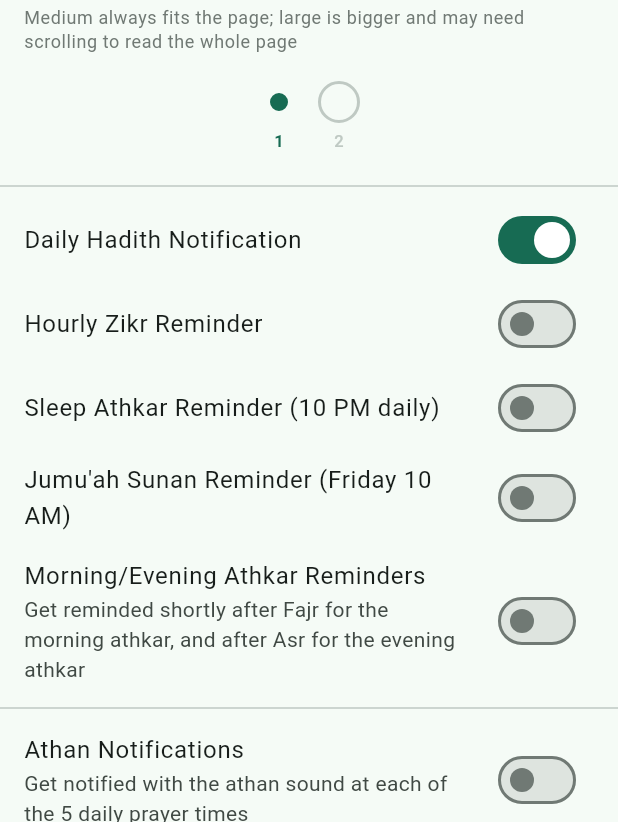
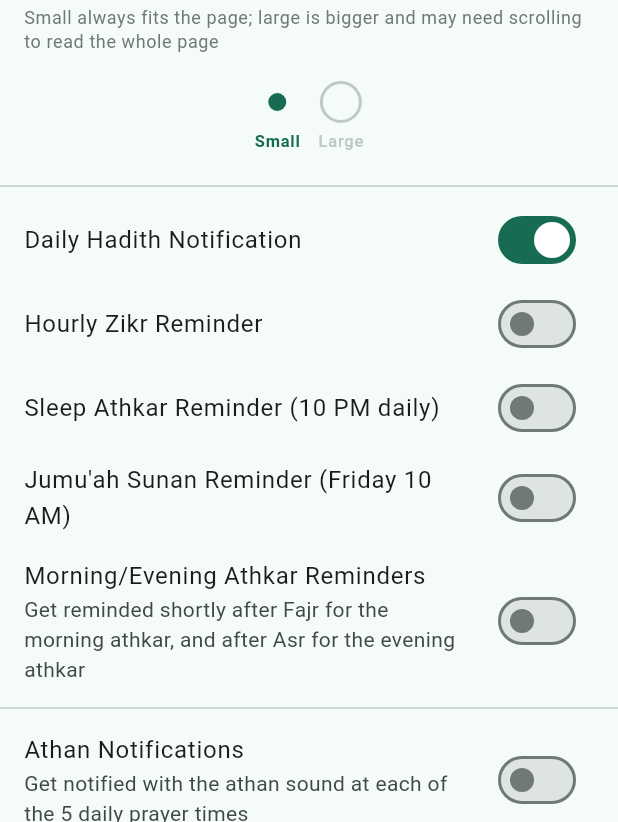
Before and after one commit to abdelrahmanalhajs/quran-app, a Flutter app: the SettingsScreen screen opened directly, on a phone screen of 412 x 824 dp, the part 414-1236 px from its top. Run offline on Flutter 3.47's test engine with Material 3 defaults, Android fonts, the phone set to English and light mode, and no system bars; our stand-ins replace audio_service, easy_localization, flutter_compass, flutter_local_notifications, flutter_timezone, geolocator and 5 more; missing offline and left inert: audio_session; accounts and stored records are empty; network calls fail; Roboto replaces fonts that are missing (Tajawal).

Commit message:
Rename Quran font sizes to Small/Large (translated) and grow Small to 60
Small now fills sparse Mushaf pages much more fully instead of leaving
empty space, while dense pages still auto-fit exactly as before (the
fit-to-page algorithm self-normalizes for content density). Which size
auto-fits is now looked up via a parallel kQuranFontSizeFitsPage flag
instead of comparing raw font values, so Small's size can be tuned
independently of Large without flipping which one scrolls.

Co-Authored-By: Claude Sonnet 4.6 <noreply@anthropic.com>

```diff
--- a/assets/translations/ar.json
+++ b/assets/translations/ar.json
@@ -84,7 +84,9 @@
     "theme_dark": "داكن",
     "theme_system": "النظام",
     "quran_font_size": "حجم خط القرآن",
-    "quran_font_size_hint": "الحجم المتوسط يُظهر الصفحة كاملة دون تمرير، أما الحجم الكبير فأكبر وقد يحتاج للتمرير لقراءة الصفحة كاملة",
+    "quran_font_size_hint": "الحجم الصغير يُظهر الصفحة كاملة دون تمرير، أما الحجم الكبير فأكبر وقد يحتاج للتمرير لقراءة الصفحة كاملة",
+    "quran_font_small": "صغير",
+    "quran_font_large": "كبير",
     "about": "حول التطبيق",
     "notifications": "إشعار حديث اليوم",
     "hourly_zikr": "تذكير بالذكر كل ساعة",
--- a/assets/translations/en.json
+++ b/assets/translations/en.json
@@ -84,7 +84,9 @@
     "theme_dark": "Dark",
     "theme_system": "System",
     "quran_font_size": "Quran Text Size",
-    "quran_font_size_hint": "Medium always fits the page; large is bigger and may need scrolling to read the whole page",
+    "quran_font_size_hint": "Small always fits the page; large is bigger and may need scrolling to read the whole page",
+    "quran_font_small": "Small",
+    "quran_font_large": "Large",
     "about": "About",
     "notifications": "Daily Hadith Notification",
     "hourly_zikr": "Hourly Zikr Reminder",
--- a/lib/screens/quran/surah_detail_screen.dart
+++ b/lib/screens/quran/surah_detail_screen.dart
@@ -934,14 +934,16 @@ class _MushafPageViewState extends State<_MushafPageView> {
       ],
     );
 
-    // Medium (the first of kQuranFontSizeSteps) must always fit without
-    // scrolling AND fill the full frame width and height — not just
-    // shrink-to-fit, which (see [_PageScaler]) leaves a narrow column with
-    // large empty margins on narrow phones, since uniformly scaling text
-    // that's already pinned to the full width down to fit the height also
-    // shrinks the width. Large skips all of that, since it's deliberately
-    // large enough to commonly overflow and is meant to be read by
-    // scrolling instead.
+    // Small must always fit without scrolling AND fill the full frame width
+    // and height — not just shrink-to-fit, which (see [_PageScaler]) leaves
+    // a narrow column with large empty margins on narrow phones, since
+    // uniformly scaling text that's already pinned to the full width down
+    // to fit the height also shrinks the width. Large skips all of that,
+    // since it's deliberately large enough to commonly overflow and is
+    // meant to be read by scrolling instead. Which tier fits-the-page is
+    // looked up via [kQuranFontSizeFitsPage] rather than comparing raw
+    // values, so Small's font size can be tuned independently of Large's
+    // without flipping which one scrolls.
     //
     // The frame itself is *always* the full screen size (via the Expanded
     // below) at every size, on phone or tablet, in any orientation — never
@@ -952,7 +954,9 @@ class _MushafPageViewState extends State<_MushafPageView> {
     // the same cream background beneath the text, the way a real Mushaf
     // page's last, partly-filled page looks, rather than empty space
     // floating the text away from the border on every side.
-    final allowScroll = widget.fontSize >= kQuranFontSizeSteps[1];
+    final fitsPage =
+        kQuranFontSizeFitsPage[quranFontSizeStepIndex(widget.fontSize)];
+    final allowScroll = !fitsPage;
     final innerArea = LayoutBuilder(
       builder: (context, constraints) {
         if (!allowScroll) {
--- a/lib/screens/settings/settings_screen.dart
+++ b/lib/screens/settings/settings_screen.dart
@@ -335,10 +335,10 @@ class _SettingsScreenState extends State<SettingsScreen> {
   }
 }
 
-/// 2 tappable dots (medium/large), growing in size left-to-right, for
+/// 2 tappable dots (Small/Large), growing in size left-to-right, for
 /// picking one of [kQuranFontSizeSteps] — a discrete "Aa" size picker
 /// instead of a continuous slider, since only these 2 sizes are meaningful
-/// here (medium fills the page without scrolling, large scrolls).
+/// here (Small fills the page without scrolling, Large scrolls).
 class _QuranFontSizeDots extends StatelessWidget {
   final double value;
   final ValueChanged<double> onChanged;
@@ -348,18 +348,12 @@ class _QuranFontSizeDots extends StatelessWidget {
   static const double _minDotSize = 12;
   static const double _maxDotSize = 28;
 
-  int get _selectedIndex {
-    var nearest = 0;
-    var nearestDiff = double.infinity;
-    for (var i = 0; i < kQuranFontSizeSteps.length; i++) {
-      final diff = (kQuranFontSizeSteps[i] - value).abs();
-      if (diff < nearestDiff) {
-        nearestDiff = diff;
-        nearest = i;
-      }
-    }
-    return nearest;
-  }
+  static const _labelKeys = [
+    'settings.quran_font_small',
+    'settings.quran_font_large',
+  ];
+
+  int get _selectedIndex => quranFontSizeStepIndex(value);
 
   @override
   Widget build(BuildContext context) {
@@ -417,7 +411,7 @@ class _QuranFontSizeDots extends StatelessWidget {
             ),
             const SizedBox(height: 4),
             Text(
-              '${index + 1}',
+              _labelKeys[index].tr(),
               style: Theme.of(context).textTheme.labelSmall?.copyWith(
                 color: isSelected ? color : unselectedColor,
                 fontWeight: isSelected ? FontWeight.bold : null,
--- a/lib/state/settings_provider.dart
+++ b/lib/state/settings_provider.dart
@@ -7,13 +7,34 @@ import '../core/constants/reciters.dart';
 /// default since it matches the look of a real Quran page.
 enum QuranViewMode { page, list }
 
-/// The 2 selectable Quran text sizes: medium, large. Medium always fills
+/// The 2 selectable Quran text sizes: Small and Large. Small always fills
 /// the full page without scrolling (scaled up or down to match the screen
-/// exactly, like a printed Mushaf page); large renders at its natural,
-/// bigger size and scrolls to keep reading instead of shrinking the text or
-/// changing which ayahs are on the page (see [_MushafPageViewState] in
+/// exactly, like a printed Mushaf page); Large renders at its natural size
+/// and scrolls to keep reading instead of shrinking the text or changing
+/// which ayahs are on the page (see [_MushafPageViewState] in
 /// surah_detail_screen.dart).
-const List<double> kQuranFontSizeSteps = [35, 36];
+const List<double> kQuranFontSizeSteps = [60, 36];
+
+/// Parallel to [kQuranFontSizeSteps]: whether that step auto-fits the page
+/// without scrolling. Kept separate from the raw font-size values so Small's
+/// value can be tuned independently without it being mistaken for Large
+/// (which would flip which one scrolls if inferred from a `>=` comparison).
+const List<bool> kQuranFontSizeFitsPage = [true, false];
+
+/// Index into [kQuranFontSizeSteps]/[kQuranFontSizeFitsPage] for the step
+/// nearest to [fontSize].
+int quranFontSizeStepIndex(double fontSize) {
+  var nearest = 0;
+  var nearestDiff = double.infinity;
+  for (var i = 0; i < kQuranFontSizeSteps.length; i++) {
+    final diff = (kQuranFontSizeSteps[i] - fontSize).abs();
+    if (diff < nearestDiff) {
+      nearestDiff = diff;
+      nearest = i;
+    }
+  }
+  return nearest;
+}
 
 class SettingsProvider extends ChangeNotifier {
   static const _kThemeMode = 'theme_mode';
@@ -23,7 +44,7 @@ class SettingsProvider extends ChangeNotifier {
 
   ThemeMode _themeMode = ThemeMode.system;
   Reciter _reciter = kReciters.first;
-  double _quranFontSize = 35;
+  double _quranFontSize = 60;
   QuranViewMode _quranViewMode = QuranViewMode.page;
 
   ThemeMode get themeMode => _themeMode;
@@ -45,7 +66,7 @@ class SettingsProvider extends ChangeNotifier {
       );
     }
 
-    _quranFontSize = prefs.getDouble(_kQuranFontSize) ?? 35;
+    _quranFontSize = prefs.getDouble(_kQuranFontSize) ?? 60;
     final viewModeStr = prefs.getString(_kQuranViewMode);
     _quranViewMode = viewModeStr == 'list'
         ? QuranViewMode.list
```
